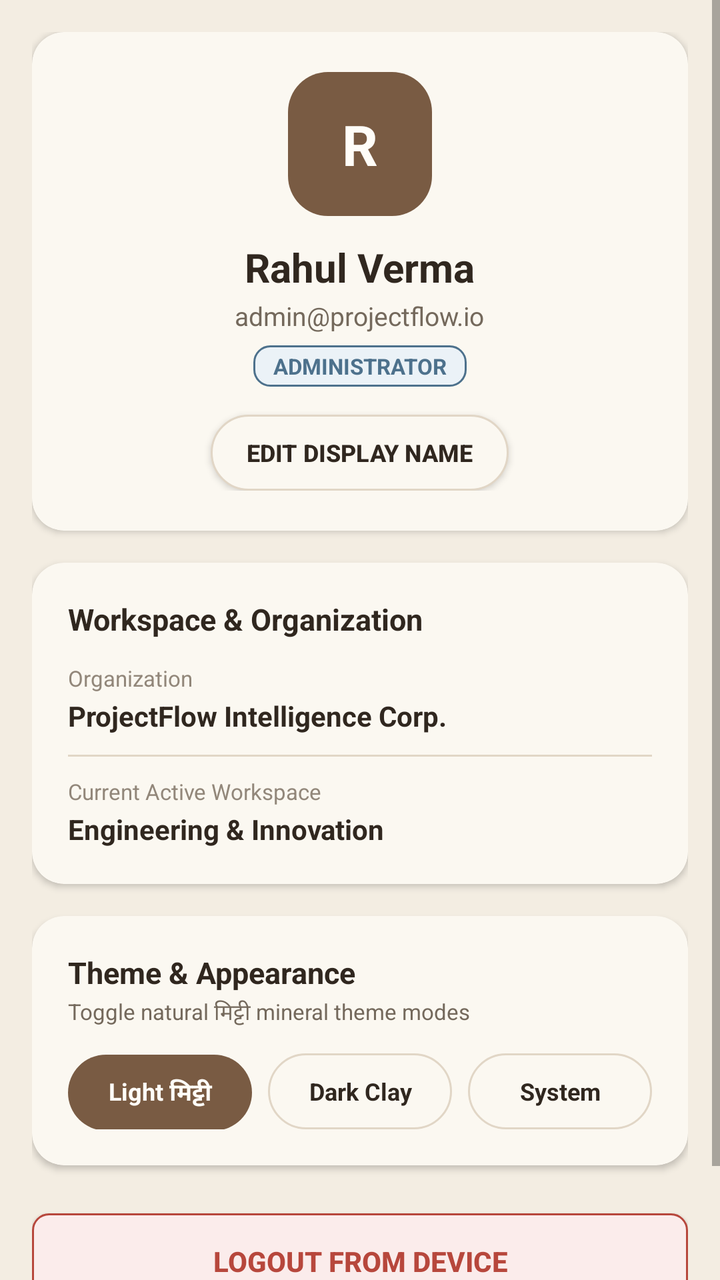
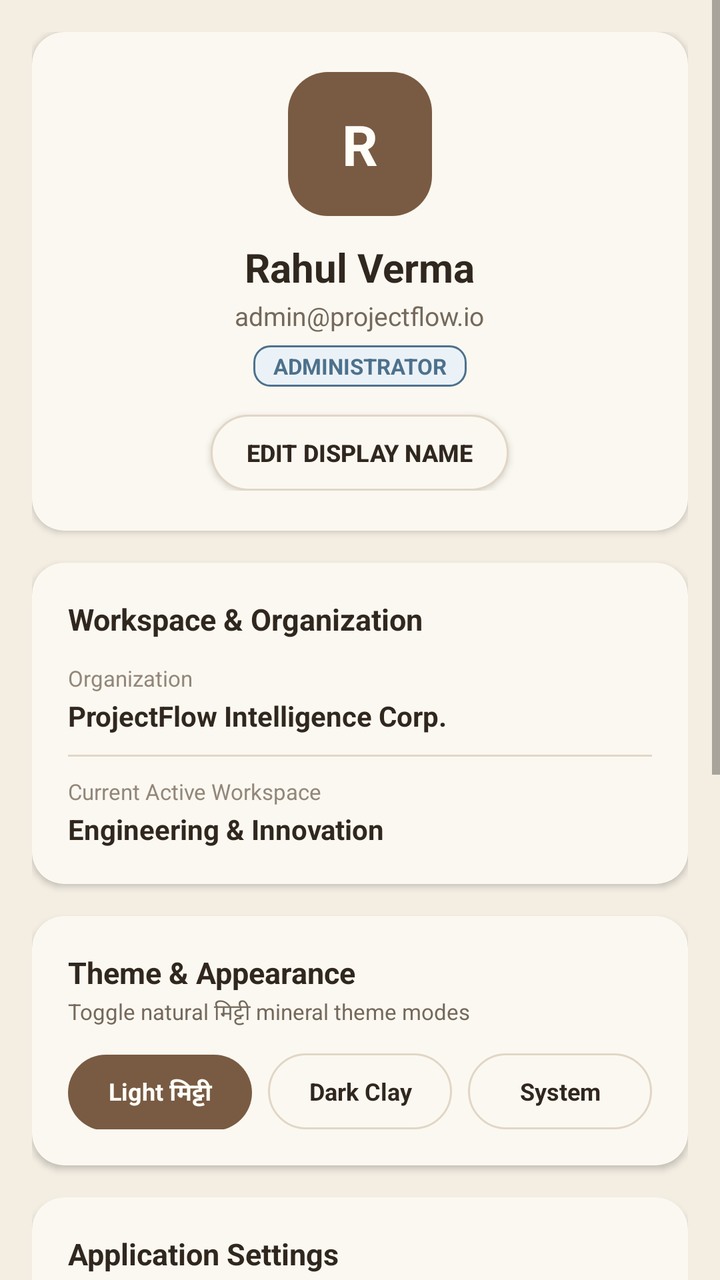

Two renders of the same Android screen: before a commit and after it. Below are the layout's source before the change and the commit's diff.
<!-- AndroidManifest.xml: application theme Theme.ProjectFlow -->
<!-- res/layout/fragment_profile.xml -->
<?xml version="1.0" encoding="utf-8"?>
<ScrollView xmlns:android="http://schemas.android.com/apk/res/android"
    xmlns:app="http://schemas.android.com/apk/res-auto"
    android:layout_width="match_parent"
    android:layout_height="match_parent"
    android:background="@color/earth_bg"
    android:fillViewport="true">

    <LinearLayout
        android:layout_width="match_parent"
        android:layout_height="wrap_content"
        android:orientation="vertical"
        android:padding="16dp">

        
        <androidx.cardview.widget.CardView
            android:layout_width="match_parent"
            android:layout_height="wrap_content"
            app:cardBackgroundColor="@color/earth_surface"
            app:cardCornerRadius="16dp"
            app:cardElevation="2dp">

            <LinearLayout
                android:layout_width="match_parent"
                android:layout_height="wrap_content"
                android:gravity="center"
                android:orientation="vertical"
                android:padding="20dp">

                <FrameLayout
                    android:layout_width="72dp"
                    android:layout_height="72dp"
                    android:background="@drawable/bg_chip_selected">

                    <TextView
                        android:id="@+id/tvProfileInitial"
                        android:layout_width="wrap_content"
                        android:layout_height="wrap_content"
                        android:layout_gravity="center"
                        android:text="R"
                        android:textColor="@color/white"
                        android:textSize="28sp"
                        android:textStyle="bold" />
                </FrameLayout>

                <TextView
                    android:id="@+id/tvProfileName"
                    android:layout_width="wrap_content"
                    android:layout_height="wrap_content"
                    android:layout_marginTop="12dp"
                    android:text="Rahul Verma"
                    android:textColor="@color/text_main"
                    android:textSize="20sp"
                    android:textStyle="bold" />

                <TextView
                    android:id="@+id/tvProfileEmail"
                    android:layout_width="wrap_content"
                    android:layout_height="wrap_content"
                    android:layout_marginTop="2dp"
                    android:text="admin@projectflow.io"
                    android:textColor="@color/text_secondary"
                    android:textSize="13sp" />

                <TextView
                    android:id="@+id/tvProfileRole"
                    android:layout_width="wrap_content"
                    android:layout_height="wrap_content"
                    android:layout_marginTop="6dp"
                    android:background="@drawable/bg_badge_info"
                    android:paddingHorizontal="10dp"
                    android:paddingVertical="3dp"
                    android:text="ADMINISTRATOR"
                    android:textColor="@color/earth_info"
                    android:textSize="11sp"
                    android:textStyle="bold" />

                <Button
                    android:id="@+id/btnEditProfile"
                    android:layout_width="wrap_content"
                    android:layout_height="38dp"
                    android:layout_marginTop="14dp"
                    android:background="@drawable/bg_chip_unselected"
                    android:paddingHorizontal="18dp"
                    android:text="Edit Display Name"
                    android:textColor="@color/text_main"
                    android:textSize="12sp"
                    android:textStyle="bold" />
            </LinearLayout>
        </androidx.cardview.widget.CardView>

        
        <androidx.cardview.widget.CardView
            android:layout_width="match_parent"
            android:layout_height="wrap_content"
            android:layout_marginTop="16dp"
            app:cardBackgroundColor="@color/earth_surface"
            app:cardCornerRadius="16dp"
            app:cardElevation="2dp">

            <LinearLayout
                android:layout_width="match_parent"
                android:layout_height="wrap_content"
                android:orientation="vertical"
                android:padding="18dp">

                <TextView
                    android:layout_width="wrap_content"
                    android:layout_height="wrap_content"
                    android:text="Workspace &amp; Organization"
                    android:textColor="@color/text_main"
                    android:textSize="15sp"
                    android:textStyle="bold" />

                <LinearLayout
                    android:layout_width="match_parent"
                    android:layout_height="wrap_content"
                    android:layout_marginTop="12dp"
                    android:orientation="vertical">

                    <TextView
                        android:layout_width="wrap_content"
                        android:layout_height="wrap_content"
                        android:text="Organization"
                        android:textColor="@color/text_muted"
                        android:textSize="11sp" />

                    <TextView
                        android:layout_width="wrap_content"
                        android:layout_height="wrap_content"
                        android:layout_marginTop="2dp"
                        android:text="ProjectFlow Intelligence Corp."
                        android:textColor="@color/text_main"
                        android:textSize="14sp"
                        android:textStyle="bold" />

                    <View
                        android:layout_width="match_parent"
                        android:layout_height="1dp"
                        android:layout_marginVertical="10dp"
                        android:background="@color/earth_border" />

                    <TextView
                        android:layout_width="wrap_content"
                        android:layout_height="wrap_content"
                        android:text="Current Active Workspace"
                        android:textColor="@color/text_muted"
                        android:textSize="11sp" />

                    <TextView
                        android:layout_width="wrap_content"
                        android:layout_height="wrap_content"
                        android:layout_marginTop="2dp"
                        android:text="Engineering &amp; Innovation"
                        android:textColor="@color/text_main"
                        android:textSize="14sp"
                        android:textStyle="bold" />
                </LinearLayout>
            </LinearLayout>
        </androidx.cardview.widget.CardView>

        
        <androidx.cardview.widget.CardView
            android:layout_width="match_parent"
            android:layout_height="wrap_content"
            android:layout_marginTop="16dp"
            app:cardBackgroundColor="@color/earth_surface"
            app:cardCornerRadius="16dp"
            app:cardElevation="2dp">

            <LinearLayout
                android:layout_width="match_parent"
                android:layout_height="wrap_content"
                android:orientation="vertical"
                android:padding="18dp">

                <TextView
                    android:layout_width="wrap_content"
                    android:layout_height="wrap_content"
                    android:text="Theme &amp; Appearance"
                    android:textColor="@color/text_main"
                    android:textSize="15sp"
                    android:textStyle="bold" />

                <TextView
                    android:layout_width="wrap_content"
                    android:layout_height="wrap_content"
                    android:layout_marginTop="2dp"
                    android:text="Toggle natural मिट्टी mineral theme modes"
                    android:textColor="@color/text_secondary"
                    android:textSize="11sp" />

                <LinearLayout
                    android:layout_width="match_parent"
                    android:layout_height="wrap_content"
                    android:layout_marginTop="12dp"
                    android:orientation="horizontal">

                    <TextView
                        android:id="@+id/btnThemeLight"
                        android:layout_width="0dp"
                        android:layout_height="38dp"
                        android:layout_weight="1"
                        android:background="@drawable/bg_chip_selected"
                        android:gravity="center"
                        android:text="Light मिट्टी"
                        android:textColor="@color/white"
                        android:textSize="12sp"
                        android:textStyle="bold" />

                    <TextView
                        android:id="@+id/btnThemeDark"
                        android:layout_width="0dp"
                        android:layout_height="38dp"
                        android:layout_marginStart="8dp"
                        android:layout_weight="1"
                        android:background="@drawable/bg_chip_unselected"
                        android:gravity="center"
                        android:text="Dark Clay"
                        android:textColor="@color/text_main"
                        android:textSize="12sp"
                        android:textStyle="bold" />

                    <TextView
                        android:id="@+id/btnThemeSystem"
                        android:layout_width="0dp"
                        android:layout_height="38dp"
                        android:layout_marginStart="8dp"
                        android:layout_weight="1"
                        android:background="@drawable/bg_chip_unselected"
                        android:gravity="center"
                        android:text="System"
                        android:textColor="@color/text_main"
                        android:textSize="12sp"
                        android:textStyle="bold" />
                </LinearLayout>
            </LinearLayout>
        </androidx.cardview.widget.CardView>

        
        <Button
            android:id="@+id/btnLogout"
            android:layout_width="match_parent"
            android:layout_height="48dp"
            android:layout_marginTop="24dp"
            android:layout_marginBottom="32dp"
            android:background="@drawable/bg_badge_error"
            android:text="Logout from Device"
            android:textColor="@color/earth_error"
            android:textSize="14sp"
            android:textStyle="bold" />

    </LinearLayout>
</ScrollView>
<!-- resources referenced by this layout -->
<resources>
  <color name="earth_bg">#F3EDE2</color>
  <color name="earth_error">#B7473C</color>
  <color name="earth_info">#4D718C</color>
  <color name="text_main">#30271F</color>
  <color name="text_muted">#92877A</color>
  <color name="white">#FFFDF8</color>
  <color name="deep_earth">#493628</color>
  <color name="earth_raised">#FFFDF8</color>
  <color name="muted_clay">#B69A78</color>
  <!-- unchanged entries left out for length: 12 -->
</resources>

<!-- the commit's change to res/layout/fragment_profile.xml (unified diff, before → after) -->
@@ -234,6 +234,200 @@
                         android:textSize="12sp"
                         android:textStyle="bold" />
                 </LinearLayout>
+            </LinearLayout>
+        </androidx.cardview.widget.CardView>
+
+        
+        <androidx.cardview.widget.CardView
+            android:layout_width="match_parent"
+            android:layout_height="wrap_content"
+            android:layout_marginTop="16dp"
+            app:cardBackgroundColor="@color/earth_surface"
+            app:cardCornerRadius="16dp"
+            app:cardElevation="2dp">
+
+            <LinearLayout
+                android:layout_width="match_parent"
+                android:layout_height="wrap_content"
+                android:orientation="vertical"
+                android:padding="18dp">
+
+                <TextView
+                    android:layout_width="wrap_content"
+                    android:layout_height="wrap_content"
+                    android:text="Application Settings"
+                    android:textColor="@color/text_main"
+                    android:textSize="15sp"
+                    android:textStyle="bold" />
+
+                <TextView
+                    android:layout_width="wrap_content"
+                    android:layout_height="wrap_content"
+                    android:layout_marginTop="2dp"
+                    android:text="System configuration, offline sync and installer distribution"
+                    android:textColor="@color/text_secondary"
+                    android:textSize="11sp" />
+
+                
+                <LinearLayout
+                    android:id="@+id/layoutProfileShareApk"
+                    android:layout_width="match_parent"
+                    android:layout_height="wrap_content"
+                    android:layout_marginTop="14dp"
+                    android:background="@drawable/bg_card_earth"
+                    android:gravity="center_vertical"
+                    android:orientation="horizontal"
+                    android:padding="12dp">
+
+                    <ImageView
+                        android:layout_width="32dp"
+                        android:layout_height="32dp"
+                        android:background="@drawable/bg_badge_info"
+                        android:padding="6dp"
+                        android:src="@drawable/ic_settings"
+                        app:tint="@color/earth_info" />
+
+                    <LinearLayout
+                        android:layout_width="0dp"
+                        android:layout_height="wrap_content"
+                        android:layout_marginStart="12dp"
+                        android:layout_weight="1"
+                        android:orientation="vertical">
+
+                        <TextView
+                            android:layout_width="wrap_content"
+                            android:layout_height="wrap_content"
+                            android:text="Share ProjectFlow APK"
+                            android:textColor="@color/text_main"
+                            android:textSize="13sp"
+                            android:textStyle="bold" />
+
+                        <TextView
+                            android:id="@+id/tvProfileApkInfo"
+                            android:layout_width="wrap_content"
+                            android:layout_height="wrap_content"
+                            android:layout_marginTop="1dp"
+                            android:text="v2.0.0 (Code: 2) • ~8.26 MB • Ready"
+                            android:textColor="@color/text_secondary"
+                            android:textSize="11sp" />
+                    </LinearLayout>
+
+                    <Button
+                        android:id="@+id/btnProfileShareApk"
+                        android:layout_width="wrap_content"
+                        android:layout_height="36dp"
+                        android:background="@drawable/bg_chip_selected"
+                        android:paddingHorizontal="14dp"
+                        android:text="Share"
+                        android:textColor="@color/white"
+                        android:textSize="11sp"
+                        android:textStyle="bold" />
+                </LinearLayout>
+
+                
+                <LinearLayout
+                    android:layout_width="match_parent"
+                    android:layout_height="wrap_content"
+                    android:layout_marginTop="12dp"
+                    android:background="@drawable/bg_card_earth"
+                    android:gravity="center_vertical"
+                    android:orientation="horizontal"
+                    android:padding="12dp">
+
+                    <ImageView
+                        android:layout_width="32dp"
+                        android:layout_height="32dp"
+                        android:background="@drawable/bg_badge_success"
+                        android:padding="6dp"
+                        android:src="@drawable/ic_tasks"
+                        app:tint="@color/earth_success" />
+
+                    <LinearLayout
+                        android:layout_width="0dp"
+                        android:layout_height="wrap_content"
+                        android:layout_marginStart="12dp"
+                        android:layout_weight="1"
+                        android:orientation="vertical">
+
+                        <TextView
+                            android:layout_width="wrap_content"
+                            android:layout_height="wrap_content"
+                            android:text="Offline Database &amp; Sync"
+                            android:textColor="@color/text_main"
+                            android:textSize="13sp"
+                            android:textStyle="bold" />
+
+                        <TextView
+                            android:id="@+id/tvProfileSyncStatus"
+                            android:layout_width="wrap_content"
+                            android:layout_height="wrap_content"
+                            android:layout_marginTop="1dp"
+                            android:text="Room SQLite Cache • Online"
+                            android:textColor="@color/earth_success"
+                            android:textSize="11sp" />
+                    </LinearLayout>
+
+                    <Button
+                        android:id="@+id/btnProfileSyncNow"
+                        android:layout_width="wrap_content"
+                        android:layout_height="36dp"
+                        android:background="@drawable/bg_chip_unselected"
+                        android:paddingHorizontal="14dp"
+                        android:text="Sync"
+                        android:textColor="@color/text_main"
+                        android:textSize="11sp"
+                        android:textStyle="bold" />
+                </LinearLayout>
+
+                
+                <LinearLayout
+                    android:layout_width="match_parent"
+                    android:layout_height="wrap_content"
+                    android:layout_marginTop="12dp"
+                    android:background="@drawable/bg_card_earth"
+                    android:gravity="center_vertical"
+                    android:orientation="horizontal"
+                    android:padding="12dp">
+
+                    <ImageView
+                        android:layout_width="32dp"
+                        android:layout_height="32dp"
+                        android:background="@drawable/bg_badge_warning"
+                        android:padding="6dp"
+                        android:src="@drawable/ic_notifications"
+                        app:tint="@color/earth_warning" />
+
+                    <LinearLayout
+                        android:layout_width="0dp"
+                        android:layout_height="wrap_content"
+                        android:layout_marginStart="12dp"
+                        android:layout_weight="1"
+                        android:orientation="vertical">
+
+                        <TextView
+                            android:layout_width="wrap_content"
+                            android:layout_height="wrap_content"
+                            android:text="Deadline &amp; Risk Alerts"
+                            android:textColor="@color/text_main"
+                            android:textSize="13sp"
+                            android:textStyle="bold" />
+
+                        <TextView
+                            android:layout_width="wrap_content"
+                            android:layout_height="wrap_content"
+                            android:layout_marginTop="1dp"
+                            android:text="Push notifications &amp; local alerts active"
+                            android:textColor="@color/text_secondary"
+                            android:textSize="11sp" />
+                    </LinearLayout>
+
+                    <androidx.appcompat.widget.SwitchCompat
+                        android:id="@+id/switchProfileNotifications"
+                        android:layout_width="wrap_content"
+                        android:layout_height="wrap_content"
+                        android:checked="true" />
+                </LinearLayout>
+
             </LinearLayout>
         </androidx.cardview.widget.CardView>
 
<!-- resource entries referenced after the edit -->
@@ -3,9 +3,73 @@
   <color name="earth_bg">#F3EDE2</color>
   <color name="earth_error">#B7473C</color>
   <color name="earth_info">#4D718C</color>
+  <color name="earth_success">#47745A</color>
+  <color name="earth_warning">#A56A2B</color>
   <color name="text_main">#30271F</color>
   <color name="text_muted">#92877A</color>
   <color name="white">#FFFDF8</color>
+  <!-- drawable bg_badge_success (drawable) -->
+  <?xml version="1.0" encoding="utf-8"?>
+  <shape xmlns:android="http://schemas.android.com/apk/res/android"
+      android:shape="rectangle">
+      <corners android:radius="8dp" />
+      <solid android:color="@color/earth_success_light" />
+      <stroke
+          android:width="1dp"
+          android:color="@color/earth_success" />
+  </shape>
+  <!-- drawable bg_badge_warning (drawable) -->
+  <?xml version="1.0" encoding="utf-8"?>
+  <shape xmlns:android="http://schemas.android.com/apk/res/android"
+      android:shape="rectangle">
+      <corners android:radius="8dp" />
+      <solid android:color="@color/earth_warning_light" />
+      <stroke
+          android:width="1dp"
+          android:color="@color/earth_warning" />
+  </shape>
+  <!-- drawable bg_card_earth (drawable) -->
+  <?xml version="1.0" encoding="utf-8"?>
+  <shape xmlns:android="http://schemas.android.com/apk/res/android"
+      android:shape="rectangle">
+      <corners android:radius="16dp" />
+      <solid android:color="@color/earth_surface" />
+      <stroke
+          android:width="1dp"
+          android:color="@color/earth_border" />
+  </shape>
+  <!-- drawable ic_notifications (drawable) -->
+  <vector xmlns:android="http://schemas.android.com/apk/res/android"
+      android:width="24dp"
+      android:height="24dp"
+      android:viewportWidth="24"
+      android:viewportHeight="24">
+      <path
+          android:fillColor="@android:color/white"
+          android:pathData="M12,22c1.1,0 2,-0.9 2,-2h-4c0,1.1 0.9,2 2,2zm6,-6v-5c0,-3.07 -1.63,-5.64 -4.5,-6.32V4c0,-0.83 -0.67,-1.5 -1.5,-1.5s-1.5,0.67 -1.5,1.5v0.68C7.64,5.36 6,7.92 6,11v5l-2,2v1h16v-1l-2,-2zm-2,1H8v-6c0,-2.48 1.51,-4.5 4,-4.5s4,2.02 4,4.5v6z" />
+  </vector>
+  <!-- drawable ic_settings (drawable) -->
+  <vector xmlns:android="http://schemas.android.com/apk/res/android"
+      android:width="24dp"
+      android:height="24dp"
+      android:viewportWidth="24"
+      android:viewportHeight="24">
+      <path
+          android:fillColor="@android:color/white"
+          android:pathData="M19.14,12.94c0.04,-0.3 0.06,-0.61 0.06,-0.94 0,-0.32 -0.02,-0.64 -0.07,-0.94l2.03,-1.58c0.18,-0.14 0.23,-0.41 0.12,-0.61l-1.92,-3.32c-0.12,-0.22 -0.37,-0.29 -0.59,-0.22l-2.39,0.96c-0.5,-0.38 -1.03,-0.7 -1.62,-0.94L14.4,2.81c-0.04,-0.24 -0.24,-0.41 -0.48,-0.41h-3.84c-0.24,0 -0.43,0.17 -0.47,0.41L9.25,5.35C8.66,5.59 8.12,5.92 7.63,6.29L5.24,5.33c-0.22,-0.08 -0.47,0 -0.59,0.22L2.74,8.87c-0.12,0.21 -0.08,0.47 0.12,0.61l2.03,1.58c-0.05,0.3 -0.09,0.63 -0.09,0.94s0.02,0.64 0.07,0.94l-2.03,1.58c-0.18,0.14 -0.23,0.41 -0.12,0.61l1.92,3.32c0.12,0.22 0.37,0.29 0.59,0.22l2.39,-0.96c0.5,0.38 1.03,0.7 1.62,0.94l0.36,2.54c0.05,0.24 0.24,0.41 0.48,0.41h3.84c0.24,0 0.44,-0.17 0.47,-0.41l0.36,-2.54c0.59,-0.24 1.13,-0.56 1.62,-0.94l2.39,0.96c0.22,0.08 0.47,0 0.59,-0.22l1.92,-3.32c0.12,-0.22 0.07,-0.47 -0.12,-0.61l-2.01,-1.58zM12,15.6c-1.98,0 -3.6,-1.62 -3.6,-3.6s1.62,-3.6 3.6,-3.6 3.6,1.62 3.6,3.6 -1.62,3.6 -3.6,3.6z" />
+  </vector>
+  <!-- drawable ic_tasks (drawable) -->
+  <vector xmlns:android="http://schemas.android.com/apk/res/android"
+      android:width="24dp"
+      android:height="24dp"
+      android:viewportWidth="24"
+      android:viewportHeight="24">
+      <path
+          android:fillColor="@android:color/white"
+          android:pathData="M19,3H5c-1.1,0 -2,0.9 -2,2v14c0,1.1 0.9,2 2,2h14c1.1,0 2,-0.9 2,-2V5c0,-1.1 -0.9,-2 -2,-2zm-9,14l-5,-5 1.41,-1.41L10,14.17l7.59,-7.59L19,8l-9,9z" />
+  </vector>
+  <color name="earth_success_light">#EAF2EC</color>
+  <color name="earth_warning_light">#F8EFE4</color>
   <color name="deep_earth">#493628</color>
   <color name="earth_raised">#FFFDF8</color>
   <color name="muted_clay">#B69A78</color>
